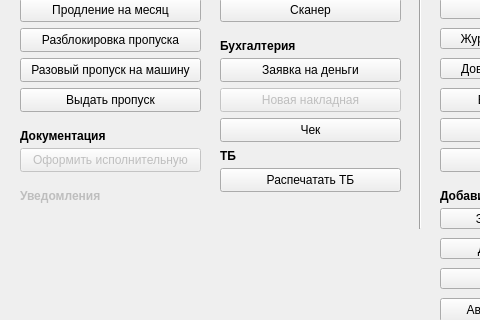
Above: my_helper/notebook/designer_ui/main_menu.ui from SmolPO/vertical before the change; both pictures show x 0 to 480 and y 102 to 422 of the 587 by 591 pixel window. Below: the same form after it.
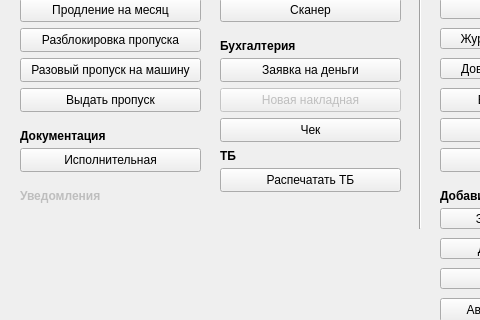
That is the form after the change.

What changed in the file:
```diff
--- a/my_helper/notebook/designer_ui/main_menu.ui
+++ b/my_helper/notebook/designer_ui/main_menu.ui
@@ -141,7 +141,7 @@
    </widget>
    <widget class="QPushButton" name="b_create_act">
     <property name="enabled">
-     <bool>false</bool>
+     <bool>true</bool>
     </property>
     <property name="geometry">
      <rect>
@@ -152,7 +152,7 @@
      </rect>
     </property>
     <property name="text">
-     <string>Оформить исполнительную</string>
+     <string>Исполнительная</string>
     </property>
    </widget>
    <widget class="QPushButton" name="b_pass_month">
```
Left out of the diff: 2 changed lines with no effect on the pictures.
